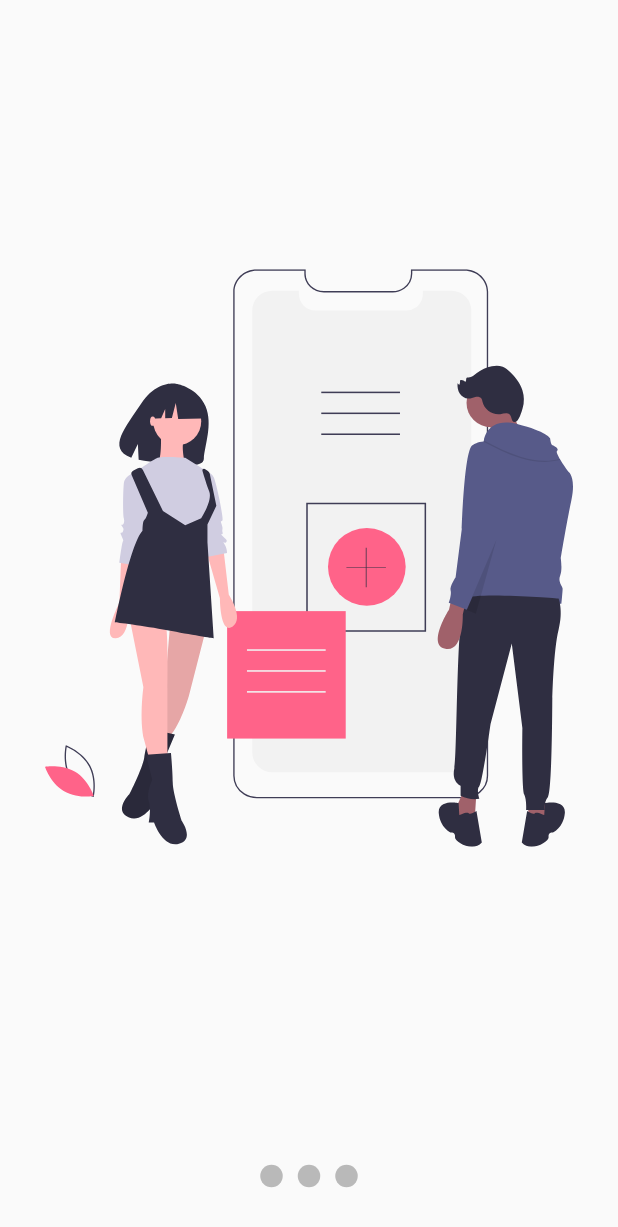
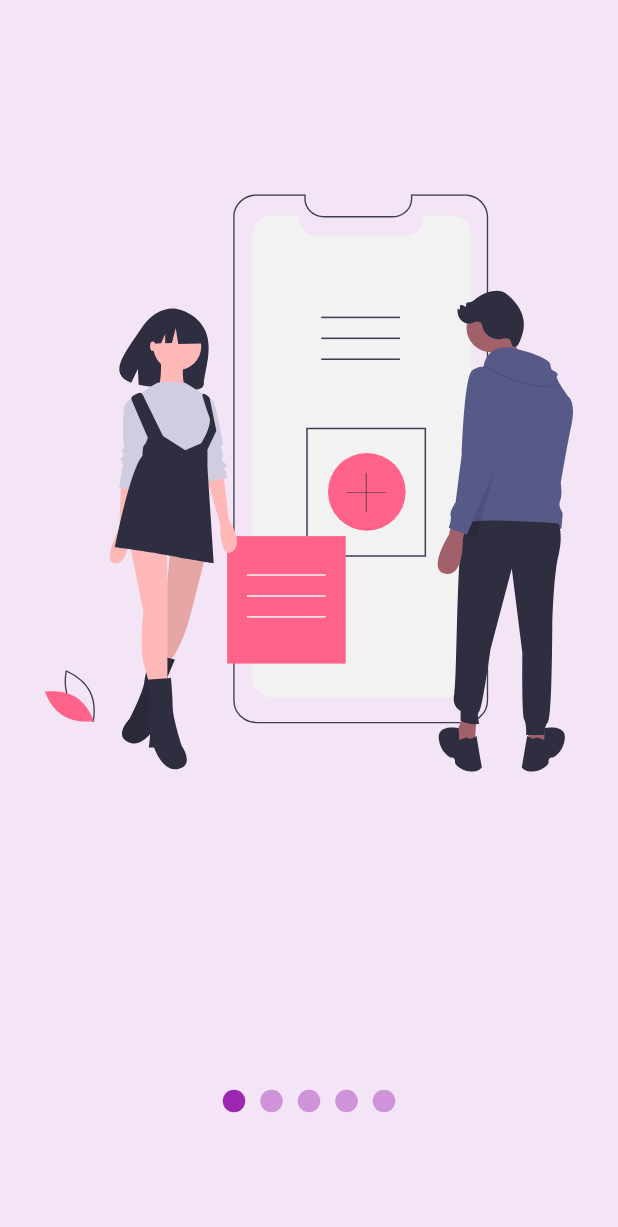
Before and after one commit to KikeSan/ClasesFlutter-2, a Flutter app: the screen it shows after launch, on a phone screen of 412 x 824 dp. Shown: the top 1227 px of the screen. Run offline on Flutter 3.47's test engine with Material 2 defaults, Android fonts, the phone set to English and light mode, and no system bars; our stand-ins replace flutter_svg.

```diff
--- a/headers/lib/main.dart
+++ b/headers/lib/main.dart
@@ -1,5 +1,6 @@
 import 'package:flutter/material.dart';
 import 'package:headers/src/pages/slideshow_page.dart';
+
 //import 'package:headers/src/pages/graficas_circulares_page.dart';
 //import 'file:///D:/KIKE/GIT/flutter/ClasesFlutter-2/headers/lib/src/labs/circular_progress_page.dart';
 //import 'package:headers/src/retos/cuadrado_animado_page.dart';
@@ -15,6 +16,6 @@ class MyApp extends StatelessWidget {
     return MaterialApp(
         debugShowCheckedModeBanner: false,
         title: 'Diseños App',
-        home: SlideShowPage());
+        home: SlideshowPage());
   }
 }
--- /dev/null
+++ b/headers/lib/src/labs/slideshow_page.dart
@@ -0,0 +1,120 @@
+import 'package:flutter/cupertino.dart';
+import 'package:flutter/material.dart';
+import 'package:flutter_svg/flutter_svg.dart';
+import 'package:headers/src/models/slider_model.dart';
+import 'package:provider/provider.dart';
+
+class SlideShowPage extends StatelessWidget {
+  @override
+  Widget build(BuildContext context) {
+    return ChangeNotifierProvider(
+      create: (_) => new SliderModel(),
+      child: Scaffold(
+        body: Center(
+          child: Column(
+            children: <Widget>[
+              Expanded(
+                  child: _Slides()),
+              _Dots()
+            ],
+          )
+        ),
+      ),
+    );
+  }
+}
+
+class _Dots extends StatelessWidget {
+  @override
+  Widget build(BuildContext context) {
+    return Container(
+      width: double.infinity,
+      height: 180,
+      child: Row(
+        mainAxisAlignment: MainAxisAlignment.center,
+        children: [
+          _Dot(0),
+          _Dot(1),
+          _Dot(2)
+        ],
+      ),
+    );
+  }
+}
+
+class _Dot extends StatelessWidget {
+  final int index;
+
+  _Dot(this.index);
+
+  @override
+  Widget build(BuildContext context) {
+    final pageViewIndex = Provider.of<SliderModel>(context).currentPage;
+    return AnimatedContainer(
+      duration: Duration(milliseconds: 200),
+      width: 15,
+      height: 15,
+      margin: EdgeInsets.symmetric(horizontal: 5),
+      decoration: BoxDecoration(
+        color:(pageViewIndex>=index-0.5 && pageViewIndex<index+0.5)
+            ?Colors.blue:Colors.black26,
+        shape: BoxShape.circle
+      ),
+    );
+  }
+}
+
+
+class _Slides extends StatefulWidget {
+
+  @override
+  __SlidesState createState() => __SlidesState();
+}
+
+class __SlidesState extends State<_Slides> {
+  final pageViewController = new PageController();
+
+  @override
+  void initState() {
+    super.initState();
+
+    pageViewController.addListener(() {
+      Provider.of<SliderModel>(context, listen: false).currentPage = pageViewController.page;
+    });
+  }
+  @override
+  void dispose(){
+    pageViewController.dispose();
+    super.dispose();
+  }
+
+  @override
+  Widget build(BuildContext context) {
+    return Container(
+
+      child: PageView(
+        controller: pageViewController,
+        children: <Widget>[
+          _Slide('assets/svgs/slide-1.svg'),
+          _Slide('assets/svgs/slide-2.svg'),
+          _Slide('assets/svgs/slide-3.svg'),
+        ],
+      ),
+    );
+  }
+}
+
+class _Slide extends StatelessWidget {
+  final String svg;
+  _Slide(this.svg);
+
+  @override
+  Widget build(BuildContext context) {
+    return Container(
+      width: double.infinity,
+      height: double.infinity,
+      padding: EdgeInsets.all(30),
+      child: SvgPicture.asset(svg),
+    );
+  }
+}
--- a/headers/lib/src/pages/slideshow_page.dart
+++ b/headers/lib/src/pages/slideshow_page.dart
@@ -1,112 +1,24 @@
-import 'package:flutter/cupertino.dart';
 import 'package:flutter/material.dart';
 import 'package:flutter_svg/flutter_svg.dart';
+import 'package:headers/src/widgets/slideshow.dart';
 
-class SlideShowPage extends StatelessWidget {
+class SlideshowPage extends StatelessWidget{
   @override
   Widget build(BuildContext context) {
     return Scaffold(
-      body: Center(
-        child: Column(
-          children: <Widget>[
-            Expanded(
-                child: _Slides()),
-            _Dots()
-          ],
-        )
-      ),
+      backgroundColor: Colors.purple[50],
+      body: Slideshow(
+        //puntosArriba: true,
+        colorPrimario: Colors.purple,
+        colorSecundario: Colors.purple[200],
+        slides: <Widget>[
+          SvgPicture.asset('assets/svgs/slide-1.svg'),
+          SvgPicture.asset('assets/svgs/slide-2.svg'),
+          SvgPicture.asset('assets/svgs/slide-3.svg'),
+          SvgPicture.asset('assets/svgs/slide-4.svg'),
+          SvgPicture.asset('assets/svgs/slide-5.svg'),
+        ],
+      )
     );
   }
 }
-
-class _Dots extends StatelessWidget {
-  @override
-  Widget build(BuildContext context) {
-    return Container(
-      width: double.infinity,
-      height: 80,
-      child: Row(
-        mainAxisAlignment: MainAxisAlignment.center,
-        children: [
-          _Dot(0),
-          _Dot(1),
-          _Dot(2)
-        ],
-      ),
-    );
-  }
-}
-
-class _Dot extends StatelessWidget {
-  final int index;
-
-  _Dot(this.index);
-
-  @override
-  Widget build(BuildContext context) {
-    return Container(
-      width: 15,
-      height: 15,
-      margin: EdgeInsets.symmetric(horizontal: 5),
-      decoration: BoxDecoration(
-        color:Colors.black26,
-        shape: BoxShape.circle
-      ),
-    );
-  }
-}
-
-
-class _Slides extends StatefulWidget {
-
-  @override
-  __SlidesState createState() => __SlidesState();
-}
-
-class __SlidesState extends State<_Slides> {
-  final pageViewController = new PageController();
-
-  @override
-  void initState() {
-    super.initState();
-
-    pageViewController.addListener(() {
-
-    });
-  }
-  @override
-  void dispose(){
-    pageViewController.dispose();
-    super.dispose();
-  }
-
-  @override
-  Widget build(BuildContext context) {
-    return Container(
-
-      child: PageView(
-        controller: pageViewController,
-        children: <Widget>[
-          _Slide('assets/svgs/slide-1.svg'),
-          _Slide('assets/svgs/slide-2.svg'),
-          _Slide('assets/svgs/slide-3.svg'),
-        ],
-      ),
-    );
-  }
-}
-
-class _Slide extends StatelessWidget {
-  final String svg;
-  _Slide(this.svg);
-
-  @override
-  Widget build(BuildContext context) {
-    return Container(
-      width: double.infinity,
-      height: double.infinity,
-      padding: EdgeInsets.all(30),
-      child: SvgPicture.asset(svg),
-    );
-  }
-}
--- /dev/null
+++ b/headers/lib/src/widgets/slideshow.dart
@@ -0,0 +1,201 @@
+import 'package:flutter/material.dart';
+//import 'package:headers/src/models/slider_model.dart';
+import 'package:provider/provider.dart';
+
+//import 'package:flutter_svg/svg.dart';
+
+class Slideshow extends StatelessWidget {
+
+  final List<Widget> slides;
+  final bool puntosArriba;
+  final Color colorPrimario;
+  final Color colorSecundario;
+
+  Slideshow({
+    @required this.slides,
+    this.puntosArriba = false,
+    this.colorPrimario = Colors.blue,
+    this.colorSecundario = Colors.black26
+  });
+
+  @override
+  Widget build(BuildContext context) {
+    return ChangeNotifierProvider(
+      create: (_) => new _SlidershowModel(),
+      child: SafeArea(
+        child: Center(
+          child: Builder(
+            builder: (BuildContext context){
+              Provider.of<_SlidershowModel>(context).colorPrimario = this.colorPrimario;
+              Provider.of<_SlidershowModel>(context).colorSecundario = this.colorSecundario;
+              return _CrearEstructuraSlideshow(puntosArriba: puntosArriba, slides: slides);
+            },
+          ),
+      ),
+    ),
+    );
+  }
+}
+
+class _CrearEstructuraSlideshow extends StatelessWidget {
+  const _CrearEstructuraSlideshow({
+    Key key,
+    @required this.puntosArriba,
+    @required this.slides,
+  }) : super(key: key);
+
+  final bool puntosArriba;
+  final List<Widget> slides;
+
+  @override
+  Widget build(BuildContext context) {
+    return Column(
+      children: <Widget>[
+        if(this.puntosArriba)
+          _Dots(this.slides.length),
+        Expanded(
+            child: _Slides(this.slides)),
+        if(!this.puntosArriba)
+          _Dots(this.slides.length),
+
+      ],
+    );
+  }
+}
+
+class _Dots extends StatelessWidget {
+
+  final int totalSlides;
+
+  _Dots(this.totalSlides);
+
+  @override
+  Widget build(BuildContext context) {
+    return Container(
+      width: double.infinity,
+      height: 180,
+      child: Row(
+        mainAxisAlignment: MainAxisAlignment.center,
+        /*children: [
+          _Dot(0),
+          _Dot(1),
+          _Dot(2)
+        ],*/
+        children: List.generate(this.totalSlides, (index) => _Dot(index)),
+      ),
+    );
+  }
+}
+
+class _Dot extends StatelessWidget {
+  final int index;
+
+  _Dot(this.index);
+
+  @override
+  Widget build(BuildContext context) {
+    //final pageViewIndex = Provider.of<_SlidershowModel>(context).currentPage;
+    final ssModel = Provider.of<_SlidershowModel>(context);
+    return AnimatedContainer(
+      duration: Duration(milliseconds: 200),
+      width: 15,
+      height: 15,
+      margin: EdgeInsets.symmetric(horizontal: 5),
+      decoration: BoxDecoration(
+        color:(ssModel.currentPage>=index-0.5 && ssModel.currentPage<index+0.5)
+            ?ssModel.colorPrimario:ssModel.colorSecundario,
+        shape: BoxShape.circle
+      ),
+    );
+  }
+}
+
+
+class _Slides extends StatefulWidget {
+
+  final List<Widget> slides;
+  _Slides(this.slides);
+
+  @override
+  __SlidesState createState() => __SlidesState();
+}
+
+class __SlidesState extends State<_Slides> {
+  final pageViewController = new PageController();
+
+  @override
+  void initState() {
+    super.initState();
+
+    pageViewController.addListener(() {
+      Provider.of<_SlidershowModel>(context, listen: false).currentPage = pageViewController.page;
+    });
+  }
+  @override
+  void dispose(){
+    pageViewController.dispose();
+    super.dispose();
+  }
+
+  @override
+  Widget build(BuildContext context) {
+    return Container(
+
+      child: PageView(
+        controller: pageViewController,
+        /*children: <Widget>[
+          _Slide('assets/svgs/slide-1.svg'),
+          _Slide('assets/svgs/slide-2.svg'),
+          _Slide('assets/svgs/slide-3.svg'),
+        ],*/
+        children: widget.slides.map((slide) => _Slide(slide)).toList(),
+      ),
+    );
+  }
+}
+
+class _Slide extends StatelessWidget {
+  final Widget slide;
+  _Slide(this.slide);
+
+  @override
+  Widget build(BuildContext context) {
+    return Container(
+      width: double.infinity,
+      height: double.infinity,
+      padding: EdgeInsets.all(30),
+      child: this.slide,
+    );
+  }
+}
+
+
+class _SlidershowModel with ChangeNotifier{
+  double _currentPage = 0;
+  Color _colorPrimario = Colors.blue;
+  Color _colorSecundario = Colors.grey;
+
+
+
+
+  double get currentPage => this._currentPage;
+
+  set currentPage(double value) {
+    this._currentPage = value;
+    notifyListeners();
+  }
+
+  Color get colorPrimario => this._colorPrimario;
+
+  set colorPrimario(Color value) {
+    this._colorPrimario = value;
+    notifyListeners();
+  }
+
+  Color get colorSecundario => this._colorSecundario;
+
+  set colorSecundario(Color value) {
+    this._colorSecundario = value;
+    notifyListeners();
+  }
+}
```
